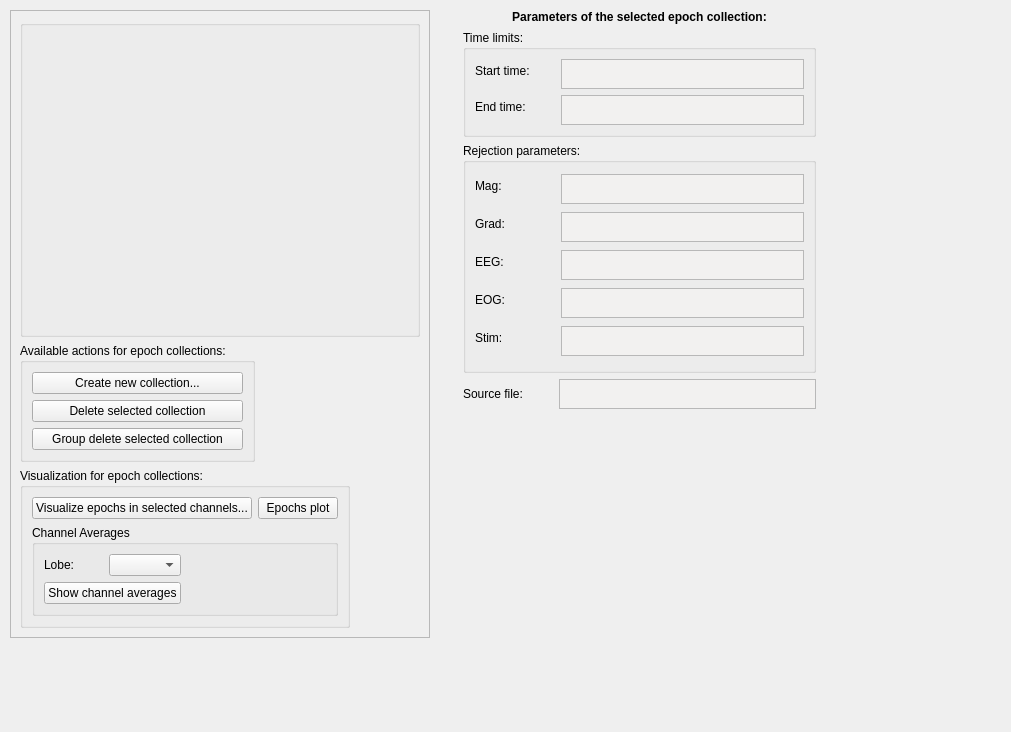
cibr-jyu/meggie, file designer_ui_files/mainWindowTabEpochsUi.ui: the form before one commit.
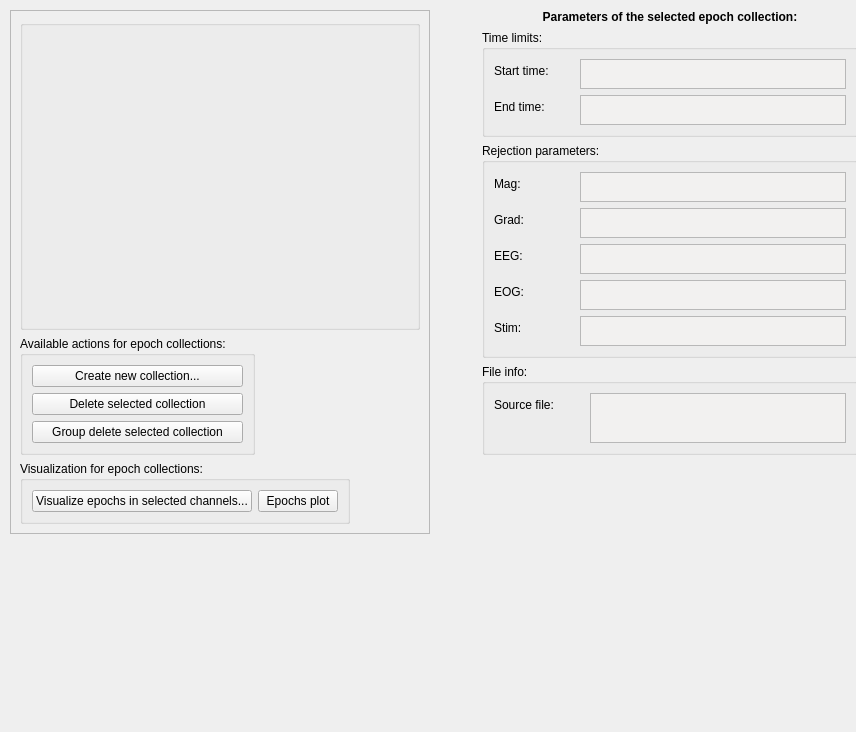
The form after the commit.

Commit message: Implement channel averages in epochs and fix few bugs

The edit to the form file:
```diff
--- a/designer_ui_files/mainWindowTabEpochsUi.ui
+++ b/designer_ui_files/mainWindowTabEpochsUi.ui
@@ -6,7 +6,7 @@
    <rect>
     <x>0</x>
     <y>0</y>
-    <width>1011</width>
+    <width>856</width>
     <height>732</height>
    </rect>
   </property>
@@ -18,8 +18,8 @@
     <rect>
      <x>10</x>
      <y>10</y>
-     <width>806</width>
-     <height>628</height>
+     <width>848</width>
+     <height>524</height>
     </rect>
    </property>
    <layout class="QGridLayout" name="gridLayout_15">
@@ -606,11 +606,12 @@
        </widget>
       </item>
       <item>
-       <layout class="QHBoxLayout" name="horizontalLayoutSource">
-        <property name="sizeConstraint">
-         <enum>QLayout::SetDefaultConstraint</enum>
+       <widget class="QGroupBox" name="groupBoxWorkingFile">
+        <property name="title">
+         <string>File info:</string>
         </property>
-        <item>
+        <layout class="QFormLayout" name="formLayout_2">
+         <item row="0" column="0">
          <widget class="QLabel" name="labelWorkingFile">
           <property name="minimumSize">
            <size>
@@ -629,8 +630,14 @@
           </property>
          </widget>
         </item>
-        <item>
+         <item row="0" column="1">
          <widget class="QTextBrowser" name="textBrowserWorkingFile">
+           <property name="minimumSize">
+            <size>
+             <width>0</width>
+             <height>50</height>
+            </size>
+           </property>
           <property name="maximumSize">
            <size>
             <width>16777215</width>
@@ -679,6 +686,14 @@
           </property>
          </widget>
         </item>
+        </layout>
+       </widget>
+      </item>
+      <item>
+       <layout class="QHBoxLayout" name="horizontalLayoutSource">
+        <property name="sizeConstraint">
+         <enum>QLayout::SetDefaultConstraint</enum>
+        </property>
        </layout>
       </item>
       <item>
@@ -800,49 +815,6 @@
             </item>
            </layout>
           </item>
-          <item row="1" column="0">
-           <widget class="QGroupBox" name="groupBoxChannelAverages">
-            <property name="minimumSize">
-             <size>
-              <width>0</width>
-              <height>50</height>
-             </size>
-            </property>
-            <property name="title">
-             <string>Channel Averages</string>
-            </property>
-            <layout class="QFormLayout" name="formLayout_22">
-             <property name="fieldGrowthPolicy">
-              <enum>QFormLayout::AllNonFixedFieldsGrow</enum>
-             </property>
-             <item row="0" column="0">
-              <layout class="QVBoxLayout" name="verticalLayout_35">
-               <item>
-                <layout class="QHBoxLayout" name="horizontalLayout_43">
-                 <item>
-                  <widget class="QLabel" name="labelLobes">
-                   <property name="text">
-                    <string>Lobe:</string>
-                   </property>
-                  </widget>
-                 </item>
-                 <item>
-                  <widget class="QComboBox" name="comboBoxLobes"/>
-                 </item>
-                </layout>
-               </item>
-               <item>
-                <widget class="QPushButton" name="pushButtonChannelAverages">
-                 <property name="text">
-                  <string>Show channel averages</string>
-                 </property>
-                </widget>
-               </item>
-              </layout>
-             </item>
-            </layout>
-           </widget>
-          </item>
          </layout>
         </widget>
        </item>
```
Lines whose indentation alone changed are shown as unchanged. The commit also changes 15 other files.
